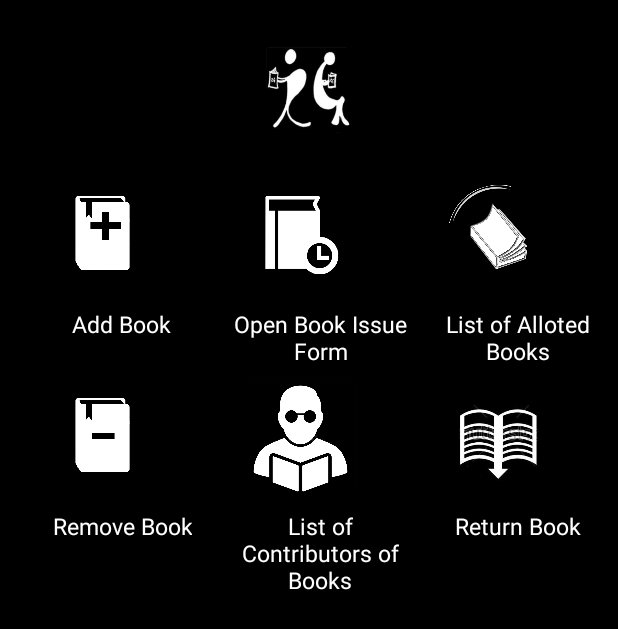
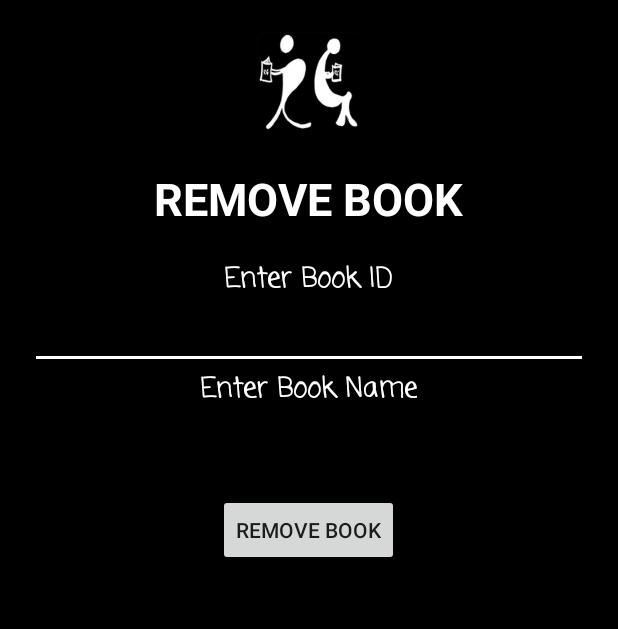
Before and after one commit to vrindasinghal/Reader-s-Guild-App, an Android app: the AdminMainActivity screen opened directly, with no data from a screen before it, after a tap on "Remove Book", on a phone screen of 412 x 824 dp. Shown: the top 629 px of the screen. Run offline under Robolectric (Android 15) with nearby library versions, the phone set to English and light mode, and no system bars.

Commit message:
21 July'17

```diff
--- a/Reader'sGuild/app/src/main/AndroidManifest.xml
+++ b/Reader'sGuild/app/src/main/AndroidManifest.xml
@@ -33,6 +33,8 @@
 
         <activity android:name=".AdminUserActivity"></activity>
 
+        <activity android:name=".RemoveBookActivity"></activity>
+
         <activity android:name=".SignUpActivity"></activity>
 
         <activity android:name=".AdminMainActivity"></activity>
--- a/Reader'sGuild/app/src/main/java/com/readersguild/readersguild/AdminMainActivity.java
+++ b/Reader'sGuild/app/src/main/java/com/readersguild/readersguild/AdminMainActivity.java
@@ -41,6 +41,9 @@ public class AdminMainActivity extends AppCompatActivity {
                 if (i == 0) {
                     Intent intent = new Intent(AdminMainActivity.this, AddBookActivity.class);
                     startActivity(intent);
+                } else if (i == 3) {
+                    Intent intent = new Intent(AdminMainActivity.this, RemoveBookActivity.class);
+                    startActivity(intent);
                 }
             }
         });
--- a/Reader'sGuild/app/src/main/java/com/readersguild/readersguild/MyOpenHelper.java
+++ b/Reader'sGuild/app/src/main/java/com/readersguild/readersguild/MyOpenHelper.java
@@ -16,6 +16,7 @@ public class MyOpenHelper extends SQLiteOpenHelper {
     public static final String adminMaster = "adminTable";
     public static final String userMaster = "userTable";
     public static final String bookMaster = "bookTable";
+    public static final String loginLogout = "loginLogoutStatus";
 
     public MyOpenHelper(Context context) {
         super(context, DATABASE_NAME, null, DATABASE_VERSION);
@@ -31,6 +32,9 @@ public class MyOpenHelper extends SQLiteOpenHelper {
 
         db.execSQL("CREATE TABLE IF NOT EXISTS " + bookMaster
                 + "(bookId INTEGER PRIMARY KEY,book_name TEXT,contributors_name TEXT,contributors_mobile_no BIGINT)");
+
+        db.execSQL("CREATE TABLE IF NOT EXISTS " + loginLogout
+                + "(loggedIn INTEGER PRIMARY KEY,loggedOut INTEGER)");
     }
 
     @Override
--- /dev/null
+++ b/Reader'sGuild/app/src/main/java/com/readersguild/readersguild/RemoveBookActivity.java
@@ -0,0 +1,15 @@
+package com.readersguild.readersguild;
+
+import android.os.Bundle;
+import android.support.v7.app.AppCompatActivity;
+
+/**
+ * Created by vrinda on 21-07-2017.
+ */
+
+public class RemoveBookActivity extends AppCompatActivity {
+    protected void onCreate(Bundle savedInstanceState) {
+        super.onCreate(savedInstanceState);
+        setContentView(R.layout.activity_remove_book);
+    }
+}
--- a/Reader'sGuild/app/src/main/java/com/readersguild/readersguild/Tab2.java
+++ b/Reader'sGuild/app/src/main/java/com/readersguild/readersguild/Tab2.java
@@ -7,21 +7,37 @@ import android.view.LayoutInflater;
 import android.view.View;
 import android.view.ViewGroup;
 
-import java.util.ArrayList;
-
 /**
  * Created by vrinda on 13-07-2017.
  */
 
 public class Tab2 extends Fragment {
 
-    DataHelpAddBook dataHelpAddBook;
+   /* DataHelpAddBook dataHelpAddBook;
     MyOpenHelper myOpenHelper;
     private ArrayList<String> arrayListBookName;
+    private ArrayList<Integer> arrayListBookId;*/
 
     @Nullable
     @Override
     public View onCreateView(LayoutInflater inflater, @Nullable ViewGroup container, @Nullable Bundle savedInstanceState) {
+        /*View rootView = inflater.inflate(R.layout.tab_2, container, false)*/;
+
+        /*myOpenHelper=new MyOpenHelper(getActivity());
+        dataHelpAddBook=new DataHelpAddBook(getActivity());
+        arrayListBookName = new ArrayList<>();
+        View hiddenInfo = inflater.inflate(R.layout.activity_custom_list_view, null);
+        ListView listView = (ListView) hiddenInfo.findViewById(listView_custom);
+
+        arrayListBookName = new ArrayList<String>();
+        arrayListBookId = new ArrayList<Integer>();
+        bindDataInArrayList();
+        CustomAdapter adapter = new CustomAdapter(Tab2.this, R.layout.activity_custom_list_view, arrayListBookName, arrayListBookId);
+        listView_custom.setAdapter(adapter);
+
+        return rootView;
+
+    }*/
         return inflater.inflate(R.layout.tab_2, container, false);
     }
 }
--- /dev/null
+++ b/Reader'sGuild/app/src/main/res/layout/activity_remove_book.xml
@@ -0,0 +1,72 @@
+<?xml version="1.0" encoding="utf-8"?>
+<LinearLayout xmlns:android="http://schemas.android.com/apk/res/android"
+    android:layout_width="match_parent"
+    android:layout_height="match_parent"
+    android:layout_gravity="center"
+    android:background="#000000"
+    android:orientation="vertical"
+    android:padding="20dp">
+
+    <ImageView
+        android:layout_width="wrap_content"
+        android:layout_height="72dp"
+        android:layout_gravity="center_horizontal"
+        android:layout_marginBottom="10dp"
+        android:src="@drawable/rg_icon" />
+
+    <TextView
+        android:layout_width="wrap_content"
+        android:layout_height="wrap_content"
+        android:layout_gravity="center_horizontal"
+        android:layout_marginBottom="10dp"
+        android:padding="10dp"
+        android:text="REMOVE BOOK"
+        android:textColor="#ffffff"
+        android:textSize="30sp"
+        android:textStyle="bold" />
+
+    <TextView
+        android:layout_width="wrap_content"
+        android:layout_height="wrap_content"
+        android:layout_gravity="center_horizontal"
+        android:fontFamily="casual"
+        android:text="Enter Book ID"
+        android:textColor="#ffffff"
+        android:textSize="18sp"
+        android:textStyle="bold" />
+
+    <EditText
+        android:id="@+id/editText_bookId"
+        android:layout_width="match_parent"
+        android:layout_height="wrap_content"
+        android:layout_gravity="center"
+        android:inputType="number"
+        android:textColor="#ffffff" />
+
+    <TextView
+        android:layout_width="wrap_content"
+        android:layout_height="wrap_content"
+        android:layout_gravity="center_horizontal"
+        android:fontFamily="casual"
+        android:text="Enter Book Name"
+        android:textColor="#ffffff"
+        android:textSize="18sp"
+        android:textStyle="bold" />
+
+    <EditText
+        android:id="@+id/editText_bookName"
+        android:layout_width="match_parent"
+        android:layout_height="wrap_content"
+        android:layout_gravity="center"
+        android:inputType="text"
+        android:textColor="#ffffff" />
+
+    <Button
+        android:id="@+id/btn_removeBook"
+        android:layout_width="wrap_content"
+        android:layout_height="wrap_content"
+        android:layout_gravity="center"
+        android:layout_marginTop="10dp"
+        android:text="Remove Book" />
+
+</LinearLayout>
```
